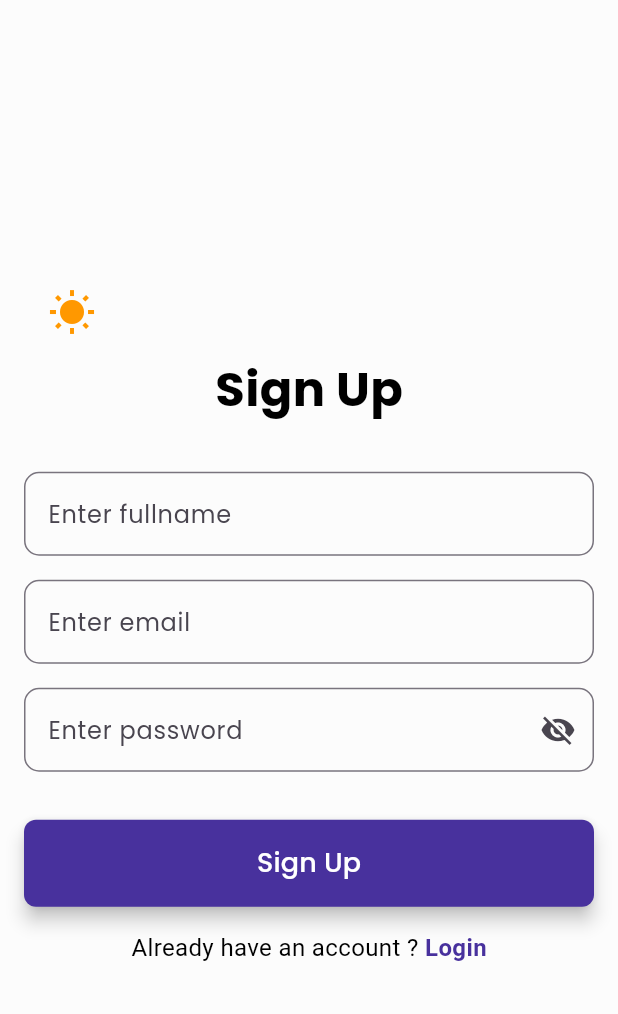
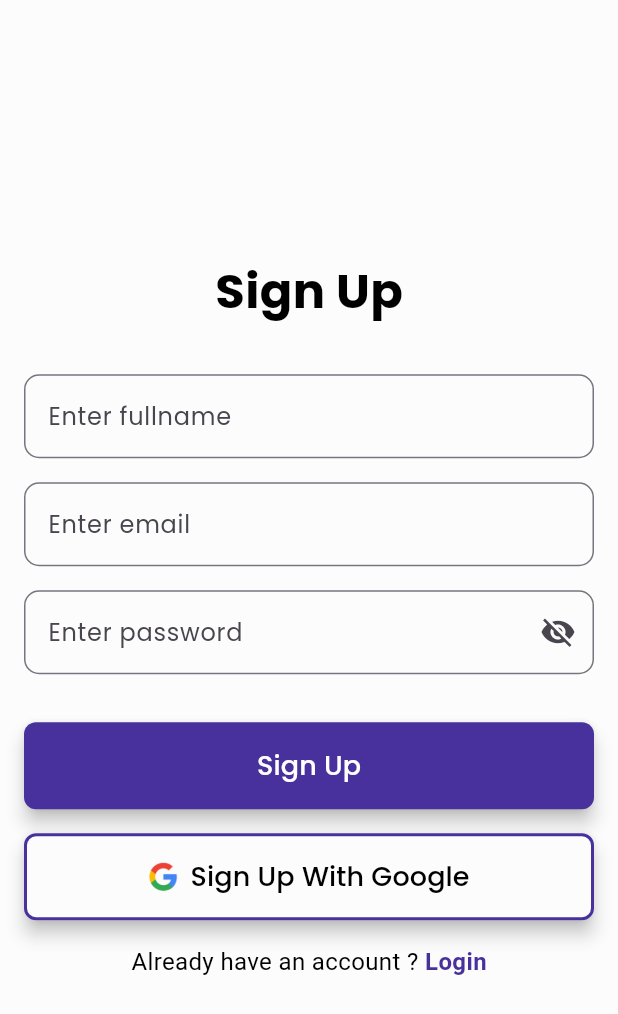
Before and after one commit to sanzay-c/finance_tracker, a Flutter app: the screen it shows after launch, on a phone screen of 412 x 824 dp. Shown: the top 1014 px of the screen. Run offline on Flutter 3.47's test engine with Material 3 defaults, Android fonts, the phone set to English and light mode, and no system bars; our stand-ins replace bloc, cloud_firestore, firebase_auth, firebase_core, fl_chart, flutter_bloc and 5 more; accounts and stored records are empty; statements that could not run were skipped.

Commit message:
fix: fixed the code

```diff
--- a/lib/features/auth/services/auth_service.dart
+++ b/lib/features/auth/services/auth_service.dart
@@ -1,5 +1,6 @@
 import 'package:firebase_auth/firebase_auth.dart';
 import 'package:flutter/material.dart';
+import 'package:google_sign_in/google_sign_in.dart';
 
 class AuthService {
   final _auth = FirebaseAuth.instance;
--- a/lib/features/auth/signup/signup.dart
+++ b/lib/features/auth/signup/signup.dart
@@ -5,8 +5,10 @@ import 'package:finance_tracker/core/constants/app_color.dart';
 import 'package:finance_tracker/features/auth/login/login.dart';
 import 'package:finance_tracker/features/auth/services/auth_service.dart';
 import 'package:finance_tracker/features/bottom_nav_bar/presentation/bottom_nav_bar.dart';
+import 'package:firebase_auth/firebase_auth.dart';
 import 'package:flutter/gestures.dart';
 import 'package:flutter/material.dart';
+import 'package:google_sign_in/google_sign_in.dart';
 import 'package:shared_preferences/shared_preferences.dart';
 
 class SignUpScreen extends StatefulWidget {
@@ -103,7 +105,7 @@ class _SignUpScreenState extends State<SignUpScreen> {
         child: Column(
           mainAxisAlignment: MainAxisAlignment.center,
           children: [
-            Positioned(child: DarkModeSwitch()),
+            // Positioned(child: DarkModeSwitch()),
 
             Text(
               'Sign Up',
@@ -130,7 +132,11 @@ class _SignUpScreenState extends State<SignUpScreen> {
                 hintText: 'Enter fullname',
                 border: OutlineInputBorder(
                   borderRadius: BorderRadius.circular(10),
-                  borderSide: BorderSide(color: Colors.pinkAccent, width: 2),
+                ),
+
+                focusedBorder: OutlineInputBorder(
+                  borderRadius: BorderRadius.circular(10),
+                  borderSide: BorderSide(color: Color(0xFF48319D), width: 2),
                 ),
               ),
             ),
@@ -148,7 +154,11 @@ class _SignUpScreenState extends State<SignUpScreen> {
                 hintText: 'Enter email',
                 border: OutlineInputBorder(
                   borderRadius: BorderRadius.circular(10),
-                  borderSide: BorderSide(color: Colors.pinkAccent, width: 2),
+                ),
+
+                focusedBorder: OutlineInputBorder(
+                  borderRadius: BorderRadius.circular(10),
+                  borderSide: BorderSide(color: Color(0xFF48319D), width: 2),
                 ),
               ),
             ),
@@ -178,8 +188,11 @@ class _SignUpScreenState extends State<SignUpScreen> {
                     ),
                     border: OutlineInputBorder(
                       borderRadius: BorderRadius.circular(10),
+                    ),
+                    focusedBorder: OutlineInputBorder(
+                      borderRadius: BorderRadius.circular(10),
                       borderSide: BorderSide(
-                        color: Colors.pinkAccent,
+                        color: Color(0xFF48319D),
                         width: 2,
                       ),
                     ),
@@ -205,6 +218,46 @@ class _SignUpScreenState extends State<SignUpScreen> {
                 child: Text(
                   "Sign Up",
                   style: TextStyle(color: Colors.white, fontSize: 18),
+                ),
+              ),
+            ),
+            SizedBox(height: 16),
+            SizedBox(
+              width: double.infinity,
+              child: ElevatedButton(
+                onPressed: () {},
+                style: ElevatedButton.styleFrom(
+                  backgroundColor: getColorByTheme(
+                    context: context,
+                    colorClass: AppColors.backgroundColor,
+                  ),
+                  padding: EdgeInsets.symmetric(horizontal: 16, vertical: 16),
+                  shape: RoundedRectangleBorder(
+                    borderRadius: BorderRadius.circular(8),
+                    side: BorderSide(color: Color(0xFF48319D), width: 2),
+                  ),
+                  elevation: 5,
+                ),
+                child: Row(
+                  mainAxisAlignment: MainAxisAlignment.center,
+                  children: [
+                    SizedBox(
+                      height: 20,
+                      width: 20,
+                      child: Image.asset('assets/images/google_img.png'),
+                    ),
+                    SizedBox(width: 8),
+                    Text(
+                      "Sign Up With Google",
+                      style: TextStyle(
+                        color: getColorByTheme(
+                          context: context,
+                          colorClass: AppColors.textColor,
+                        ),
+                        fontSize: 18,
+                      ),
+                    ),
+                  ],
                 ),
               ),
             ),
--- a/lib/features/dashbord/presentation/bloc/dashboard_state.dart
+++ b/lib/features/dashbord/presentation/bloc/dashboard_state.dart
@@ -13,6 +13,7 @@ class DashboardLoaded extends DashboardState {
   final double totalExpense;
 
 
+
   DashboardLoaded({
     required this.totalBalance,
     required this.totalIncome,
--- a/lib/features/profile/presentation/screens/profile_setting_screen.dart
+++ b/lib/features/profile/presentation/screens/profile_setting_screen.dart
@@ -95,6 +95,9 @@ class _ProfileSettingScreenState extends State<ProfileSettingScreen> {
               },
               activeColor: Colors.blue,
               inactiveThumbColor: Colors.grey,
+              activeThumbImage: NetworkImage(
+                'https://plus.unsplash.com/premium_photo-1664474619075-644dd191935f?w=600&auto=format&fit=crop&q=60&ixlib=rb-4.1.0&ixid=M3wxMjA3fDB8MHxzZWFyY2h8MXx8aW1hZ2V8ZW58MHx8MHx8fDA%3D',
+              ),
             ),
 
             24.verticalSpace,
--- a/lib/features/transactions/data/models/transaction_model.dart
+++ b/lib/features/transactions/data/models/transaction_model.dart
@@ -1,3 +1,5 @@
+import 'package:firebase_auth/firebase_auth.dart';
+
 import '../../domain/entities/transaction_entity.dart';
 
 class TransactionModel extends TransactionEntity {
@@ -32,6 +34,7 @@ class TransactionModel extends TransactionEntity {
       'date': date.toIso8601String(),
       'amount': amount,
       'description': description,
+      'uid': FirebaseAuth.instance.currentUser?.uid,
     };
   }
 
--- a/lib/features/wallet/data/models/wallet_model.dart
+++ b/lib/features/wallet/data/models/wallet_model.dart
@@ -1,4 +1,5 @@
 import 'package:finance_tracker/features/wallet/domain/entities/wallet_entity.dart';
+import 'package:firebase_auth/firebase_auth.dart';
 
 class WalletModel extends WalletEntity {
   WalletModel({
@@ -20,6 +21,7 @@ class WalletModel extends WalletEntity {
       'totalIncome': totalIncome,
       'createdAt': createdAt.toIso8601String(),
       'amount': amount,
+      'uid': FirebaseAuth.instance.currentUser?.uid,
     };
   }
 
--- a/pubspec.yaml
+++ b/pubspec.yaml
@@ -47,13 +47,13 @@ dependencies:
   persistent_bottom_nav_bar: ^6.2.1
   firebase_core: ^3.13.0
   firebase_auth: ^5.5.3
-  google_sign_in: ^6.3.0
   image_picker: ^1.1.2
   cloud_firestore: ^5.6.8
   uuid: ^4.5.1
   firebase_storage: ^12.4.8
   dartz: ^0.10.1
   fl_chart: ^1.0.0
+  google_sign_in: ^7.0.0
 
 dev_dependencies:
   flutter_test:
```
Also changed, not shown: lib/features/auth/login/login.dart (+39 -7 lines), lib/features/dashbord/presentation/bloc/dashboard_bloc.dart (+58 -3 lines), lib/features/transactions/presentation/bloc/transaction_bloc.dart (+7 -4 lines), lib/features/transactions/presentation/widget/add_transaction_form.dart (+11 -3 lines), lib/features/wallet/presentation/screens/add_wallet_screen.dart (+8 -2 lines), assets/images/google_img.png (added), lib/features/transactions/data/repo_impl/transaction_repo_impl.dart (indentation only), pubspec.lock, 1 other file.
